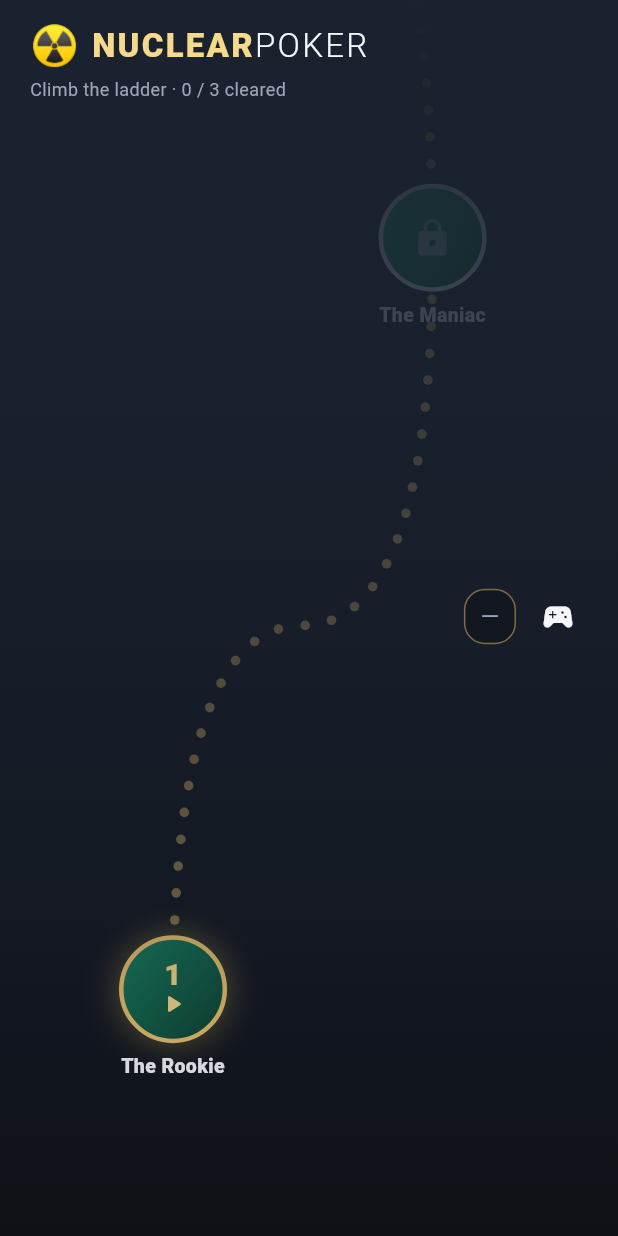
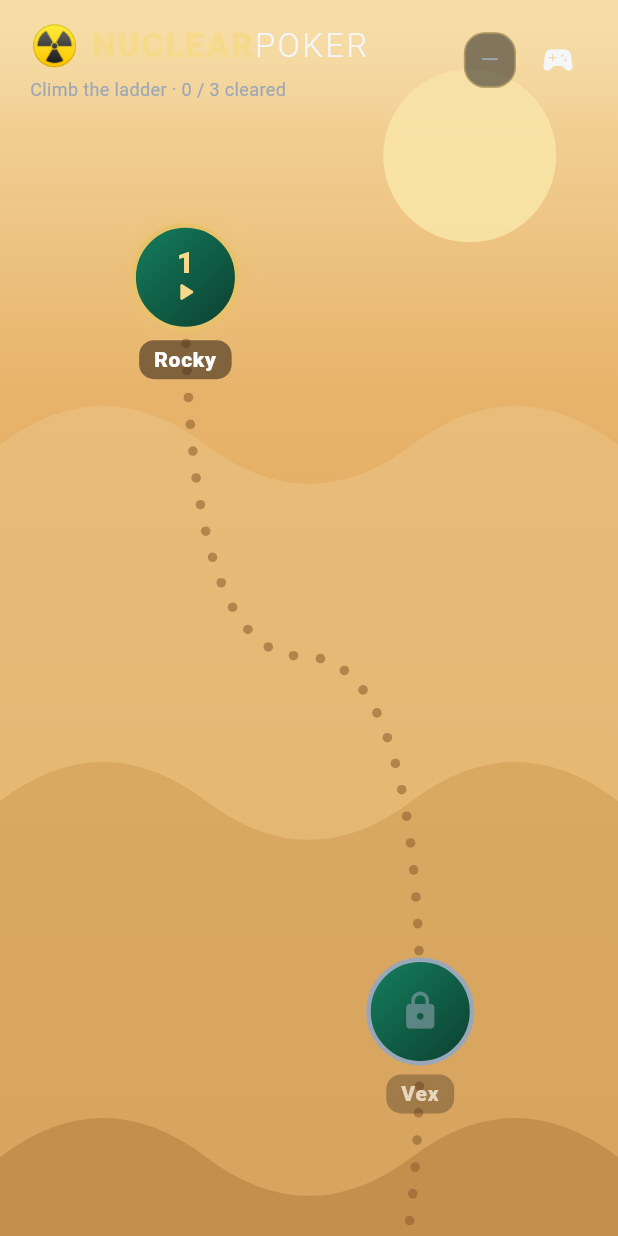
Before and after one commit to codin-shmodin/NuclearPoker, a Flutter app: the screen it shows after launch, on a phone screen of 412 x 824 dp. Run offline on Flutter 3.47's test engine with Material 3 defaults, Android fonts, the phone set to English and light mode, and no system bars; our stand-ins replace flutter_animate, shared_preferences.

Commit message:
Adventure map: bot-name labels, desert art, reliable scroll + tap
- Map nodes (and the trainer top bar) now show the opponent's name
  (Rocky / Vex / Sage) instead of a fancy level title.
- Replace the dark-blue gradient with a desert backdrop: warm sky→sand
  gradient, a sun, and layered dune bands (CustomPaint placeholder art).
- Fix taps doing nothing on web: the HUD was a Stack-filling Align that
  could swallow pointer/scroll over the whole map; anchor it to a top
  Positioned band instead. Add a tap-opens-trainer widget test.
- Levels now run top→bottom with a taller canvas so you scroll DOWN past
  level 1 to see the later, still-locked opponents.

Co-Authored-By: Claude Opus 4.8 (1M context) <noreply@anthropic.com>

```diff
--- a/lib/features/adventure_map/adventure_map_screen.dart
+++ b/lib/features/adventure_map/adventure_map_screen.dart
@@ -7,6 +7,16 @@ import '../headsup_trainer/headsup_screen.dart';
 import 'level.dart';
 import 'line_store.dart';
 import 'progress_store.dart';
+
+// ---- Desert palette (placeholder art) -------------------------------------
+const Color _skyTop = Color(0xFFF6DCA6);
+const Color _skyHorizon = Color(0xFFE7B36A);
+const Color _sandBase = Color(0xFFD49A52);
+const Color _duneLight = Color(0xFFEAC585);
+const Color _duneMid = Color(0xFFCF9A52);
+const Color _duneDark = Color(0xFFB57D3C);
+const Color _sunColor = Color(0xFFF9E6A8);
+const Color _trailBrown = Color(0xFF8A5A2B);
 
 /// The Candy-Crush-style level map — the app's home screen. A scrolling path of
 /// nodes, one per [LevelDef]; beating a level (busting its bot) unlocks the next.
@@ -56,12 +66,6 @@ class _AdventureMapScreenState extends State<AdventureMapScreen> {
       _progress = progress;
       _loading = false;
     });
-    // Start the view at the bottom — the journey begins at level 1.
-    WidgetsBinding.instance.addPostFrameCallback((_) {
-      if (_scroll.hasClients) {
-        _scroll.jumpTo(_scroll.position.maxScrollExtent);
-      }
-    });
   }
 
   Future<void> _launchLevel(LevelDef level) async {
@@ -71,7 +75,7 @@ class _AdventureMapScreenState extends State<AdventureMapScreen> {
         builder: (_) => HeadsUpScreen(
           profile: botProfileFor(level.botProfileId),
           startingStack: level.startingStack,
-          levelTitle: level.title,
+          levelTitle: botProfileFor(level.botProfileId).name,
           levelId: level.id,
           // Save-line + auto-play unlock once you've already cleared this level.
           autoPlayUnlocked: wasCompleted,
@@ -103,17 +107,24 @@ class _AdventureMapScreenState extends State<AdventureMapScreen> {
           gradient: LinearGradient(
             begin: Alignment.topCenter,
             end: Alignment.bottomCenter,
-            colors: [AppColors.backgroundTop, AppColors.background],
+            colors: [_skyTop, _skyHorizon, _sandBase],
+            stops: [0.0, 0.32, 1.0],
           ),
         ),
         child: SafeArea(
           child: _loading
               ? const Center(
-                  child: CircularProgressIndicator(color: AppColors.gold))
+                  child: CircularProgressIndicator(color: _trailBrown))
               : Stack(
                   children: [
                     _buildMap(),
-                    _Hud(
+                    // HUD is anchored to a top band — it must NOT fill the Stack,
+                    // or it would swallow taps/scroll over the whole map.
+                    Positioned(
+                      top: 0,
+                      left: 0,
+                      right: 0,
+                      child: _Hud(
                         completed: _progress.completedLevelIds.length,
                         total: kLevels.length,
                         rewards: [
@@ -126,7 +137,9 @@ class _AdventureMapScreenState extends State<AdventureMapScreen> {
                           ),
                         ),
                       ),
-                    if (_rewardBurst != null) _rewardBurstOverlay(_rewardBurst!),
+                    ),
+                    if (_rewardBurst != null)
+                      _rewardBurstOverlay(_rewardBurst!),
                   ],
                 ),
         ),
@@ -138,8 +151,9 @@ class _AdventureMapScreenState extends State<AdventureMapScreen> {
     return LayoutBuilder(
       builder: (context, constraints) {
         final w = constraints.maxWidth;
-        // Taller than the screen so the path feels like a journey to scroll up.
-        final h = (constraints.maxHeight * 1.9).clamp(720.0, double.infinity);
+        // Taller than the screen so the path is a journey — scroll DOWN past
+        // level 1 to see the later levels waiting, still locked.
+        final h = (constraints.maxHeight * 1.8).clamp(820.0, double.infinity);
         return SingleChildScrollView(
           controller: _scroll,
           child: SizedBox(
@@ -148,14 +162,16 @@ class _AdventureMapScreenState extends State<AdventureMapScreen> {
             child: Stack(
               children: [
                 Positioned.fill(
+                  child: CustomPaint(painter: _DesertPainter()),
+                ),
+                Positioned.fill(
                   child: CustomPaint(
                     painter: _TrailPainter(
                       [for (final l in kLevels) l.mapPosition],
                     ),
                   ),
                 ),
-                for (final level in kLevels)
-                  _positionedNode(level, Size(w, h)),
+                for (final level in kLevels) _positionedNode(level, Size(w, h)),
               ],
             ),
           ),
@@ -200,7 +216,8 @@ class _AdventureMapScreenState extends State<AdventureMapScreen> {
               )
               .fadeIn(duration: 200.ms)
               .then(delay: 350.ms)
-              .moveY(begin: 0, end: -160, duration: 600.ms, curve: Curves.easeIn)
+              .moveY(
+                  begin: 0, end: -160, duration: 600.ms, curve: Curves.easeIn)
               .fadeOut(duration: 600.ms),
         ),
       ),
@@ -224,17 +241,15 @@ class _Hud extends StatelessWidget {
 
   @override
   Widget build(BuildContext context) {
-    return Align(
-      alignment: Alignment.topCenter,
-      child: Container(
+    return Container(
       padding: const EdgeInsets.fromLTRB(20, 12, 16, 14),
       decoration: BoxDecoration(
         gradient: LinearGradient(
           begin: Alignment.topCenter,
           end: Alignment.bottomCenter,
           colors: [
-              AppColors.backgroundTop,
-              AppColors.backgroundTop.withValues(alpha: 0.0),
+            _skyTop,
+            _skyTop.withValues(alpha: 0.0),
           ],
         ),
       ),
@@ -271,8 +286,8 @@ class _Hud extends StatelessWidget {
                 const SizedBox(height: 2),
                 Text(
                   'Climb the ladder · $completed / $total cleared',
-                    style: const TextStyle(
-                        color: AppColors.textMuted, fontSize: 12),
+                  style:
+                      const TextStyle(color: AppColors.textMuted, fontSize: 12),
                 ),
               ],
             ),
@@ -282,11 +297,10 @@ class _Hud extends StatelessWidget {
           IconButton(
             tooltip: 'Free play',
             onPressed: onPractice,
-              icon: const Icon(Icons.sports_esports,
-                  color: AppColors.textPrimary),
+            icon:
+                const Icon(Icons.sports_esports, color: AppColors.textPrimary),
           ),
         ],
-        ),
       ),
     );
   }
@@ -345,18 +359,9 @@ class _LevelNode extends StatelessWidget {
       children: [
         _badge(),
         const SizedBox(height: 6),
-        Text(
-          level.title,
-          textAlign: TextAlign.center,
-          maxLines: 2,
-          overflow: TextOverflow.ellipsis,
-          style: TextStyle(
-            fontSize: 13,
-            fontWeight: FontWeight.w800,
-            color: status == LevelStatus.locked
-                ? AppColors.textMuted
-                : AppColors.textPrimary,
-          ),
+        _NameTag(
+          name: botProfileFor(level.botProfileId).name,
+          locked: status == LevelStatus.locked,
         ),
       ],
     );
@@ -373,8 +378,10 @@ class _LevelNode extends StatelessWidget {
     if (justUnlocked) {
       return tappable
           .animate()
-          .scaleXY(begin: 0.6, end: 1, duration: 500.ms, curve: Curves.easeOutBack)
-          .shimmer(delay: 200.ms, duration: 900.ms, color: AppColors.goldBright);
+          .scaleXY(
+              begin: 0.6, end: 1, duration: 500.ms, curve: Curves.easeOutBack)
+          .shimmer(
+              delay: 200.ms, duration: 900.ms, color: AppColors.goldBright);
     }
     return tappable;
   }
@@ -450,8 +457,80 @@ class _LevelNode extends StatelessWidget {
   }
 }
 
-/// The dotted gold trail connecting the level nodes, drawn through their
-/// normalized centers in id order. Baked into real background art later.
+/// A name label under a node, on a translucent pill so it stays readable over
+/// the bright sand.
+class _NameTag extends StatelessWidget {
+  const _NameTag({required this.name, required this.locked});
+
+  final String name;
+  final bool locked;
+
+  @override
+  Widget build(BuildContext context) {
+    return Container(
+      padding: const EdgeInsets.symmetric(horizontal: 10, vertical: 3),
+      decoration: BoxDecoration(
+        color: const Color(0xFF3A2A1A).withValues(alpha: locked ? 0.35 : 0.6),
+        borderRadius: BorderRadius.circular(10),
+      ),
+      child: Text(
+        name,
+        textAlign: TextAlign.center,
+        maxLines: 1,
+        overflow: TextOverflow.ellipsis,
+        style: TextStyle(
+          fontSize: 14,
+          fontWeight: FontWeight.w900,
+          letterSpacing: 0.5,
+          color: locked ? const Color(0xFFE7D6BE) : Colors.white,
+        ),
+      ),
+    );
+  }
+}
+
+/// A simple desert backdrop: a warm sun and layered dunes down the canvas.
+/// Placeholder art — swapped for a real image later with no layout change.
+class _DesertPainter extends CustomPainter {
+  @override
+  void paint(Canvas canvas, Size size) {
+    // Sun, high on the right.
+    canvas.drawCircle(
+      Offset(size.width * 0.76, size.height * 0.07),
+      size.width * 0.14,
+      Paint()..color = _sunColor.withValues(alpha: 0.85),
+    );
+
+    // Stacked dune bands, alternating tones, each a gentle wave.
+    const tones = [_duneLight, _duneMid, _duneDark, _duneMid, _duneLight];
+    final amp = size.height * 0.035;
+    for (var i = 0; i < tones.length; i++) {
+      final baseY = size.height * (0.20 + i * 0.16);
+      final paint = Paint()
+        ..color = tones[i].withValues(alpha: 0.55)
+        ..style = PaintingStyle.fill;
+      final path = Path()..moveTo(0, baseY);
+      const waves = 3;
+      for (var x = 0; x < waves; x++) {
+        final cx = size.width * ((x + 0.5) / waves);
+        final cy = baseY + (x.isEven ? -amp : amp);
+        final ex = size.width * ((x + 1) / waves);
+        path.quadraticBezierTo(cx, cy, ex, baseY);
+      }
+      path
+        ..lineTo(size.width, size.height)
+        ..lineTo(0, size.height)
+        ..close();
+      canvas.drawPath(path, paint);
+    }
+  }
+
+  @override
+  bool shouldRepaint(_DesertPainter oldDelegate) => false;
+}
+
+/// The dotted trail connecting the level nodes, drawn through their normalized
+/// centers in id order. Baked into real background art later.
 class _TrailPainter extends CustomPainter {
   _TrailPainter(this.normalizedPoints);
 
@@ -475,7 +554,7 @@ class _TrailPainter extends CustomPainter {
     }
 
     final dot = Paint()
-      ..color = AppColors.gold.withValues(alpha: 0.5)
+      ..color = _trailBrown.withValues(alpha: 0.55)
       ..style = PaintingStyle.fill;
     for (final metric in path.computeMetrics()) {
       var d = 0.0;
--- a/lib/features/adventure_map/level.dart
+++ b/lib/features/adventure_map/level.dart
@@ -47,21 +47,21 @@ const List<LevelDef> kLevels = [
     title: 'The Rookie',
     botProfileId: 'rock',
     rewardId: '⚛️',
-    mapPosition: Offset(0.28, 0.90),
+    mapPosition: Offset(0.30, 0.13),
   ),
   LevelDef(
     id: 2,
     title: 'The Maniac',
     botProfileId: 'maniac',
     rewardId: '⚪',
-    mapPosition: Offset(0.70, 0.58),
+    mapPosition: Offset(0.68, 0.46),
   ),
   LevelDef(
     id: 3,
     title: 'The Shark',
     botProfileId: 'pro',
     rewardId: '🔶',
-    mapPosition: Offset(0.34, 0.24),
+    mapPosition: Offset(0.32, 0.80),
   ),
 ];
 
```
Also changed, not shown: 1 other file. Lines whose indentation alone changed are shown as unchanged.
